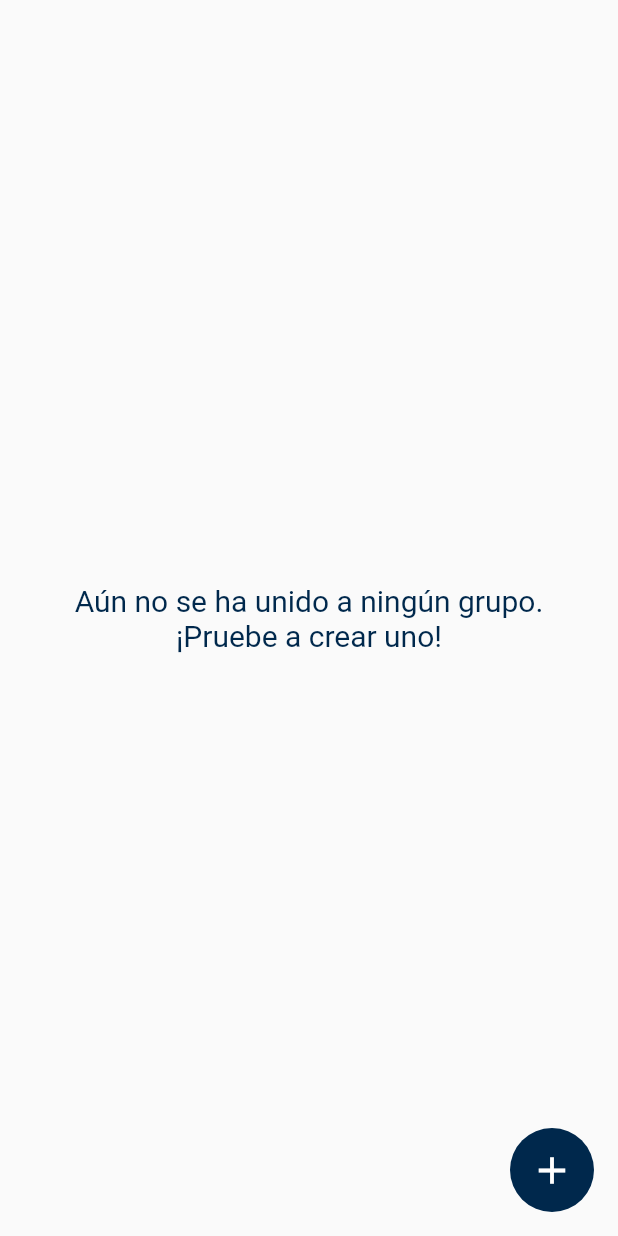
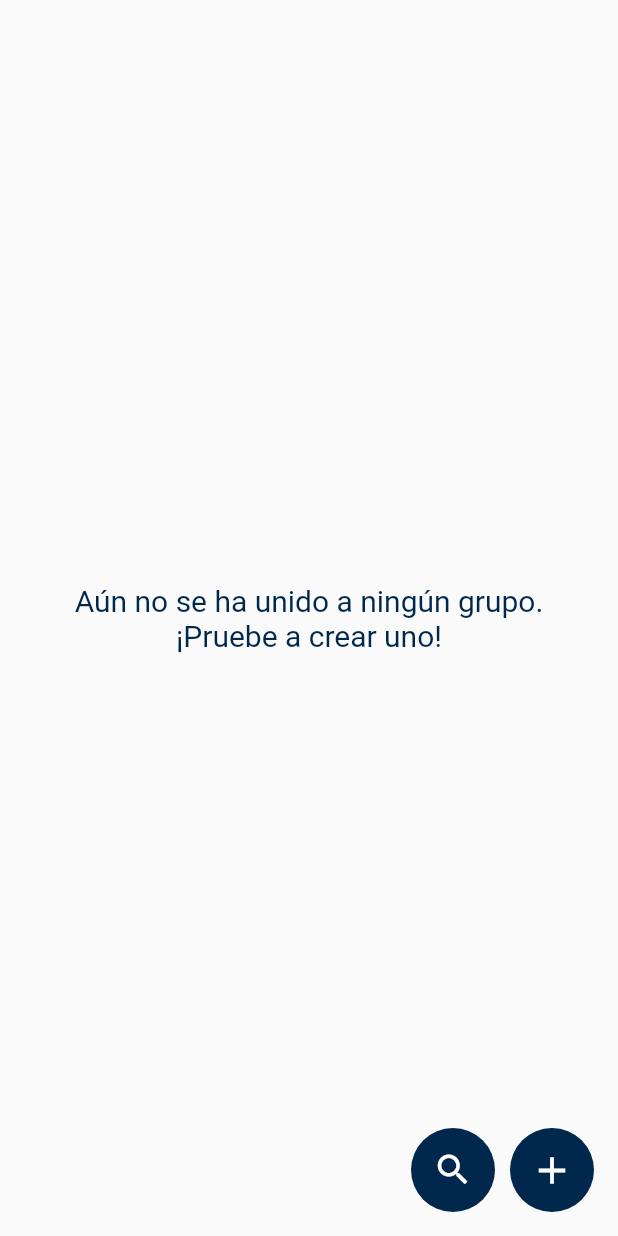
Before and after one commit to pablo1mc315/TFG-GoShopp, a Flutter app: the ListaGrupos screen opened directly, on a phone screen of 412 x 824 dp. Run offline on Flutter 3.47's test engine with Material 2 defaults, Android fonts, the phone set to English and light mode, and no system bars; our stand-ins replace cloud_firestore, email_validator, firebase_auth, firebase_core, firebase_storage, google_sign_in and 2 more; accounts and stored records are empty.

Commit message:
Comenzando con la implementación del sistema de búsqueda de grupos

```diff
--- a/lib/screens/grupos/grupos.dart
+++ b/lib/screens/grupos/grupos.dart
@@ -1,5 +1,6 @@
 import 'package:firebase_auth/firebase_auth.dart';
 import 'package:flutter/material.dart';
+import 'package:goshopp/screens/grupos/buscar_grupos.dart';
 import 'package:goshopp/screens/grupos/cada_grupo.dart';
 import 'package:goshopp/screens/usuarios/auxiliar_login.dart';
 import 'package:goshopp/services/grupos.dart';
@@ -19,7 +20,32 @@ class _ListaGruposState extends State<ListaGrupos> {
   @override
   Widget build(BuildContext context) {
     return Scaffold(
-      floatingActionButton: FloatingActionButton(
+      floatingActionButton: Row(
+        mainAxisAlignment: MainAxisAlignment.end,
+        children: [
+          // Botón para buscar un grupo al que unirse
+          FloatingActionButton(
+            heroTag: "Buscar grupo",
+            onPressed: () {
+              Navigator.push(
+                  context,
+                  MaterialPageRoute(
+                      builder: (BuildContext context) => const BuscarGrupos()));
+            },
+            elevation: 0,
+            backgroundColor: const Color.fromARGB(255, 0, 40, 76),
+            child: const Icon(
+              Icons.search,
+              color: Colors.white,
+              size: 27,
+            ),
+          ),
+
+          const SizedBox(width: 10),
+
+          // Botón para crear un nuevo grupo
+          FloatingActionButton(
+            heroTag: "Crear grupo",
             onPressed: () {
               nuevoGrupo(context);
             },
@@ -30,6 +56,8 @@ class _ListaGruposState extends State<ListaGrupos> {
               color: Colors.white,
               size: 30,
             ),
+          )
+        ],
       ),
       body: Center(
           child: StreamBuilder(
--- a/lib/screens/grupos/info_grupo.dart
+++ b/lib/screens/grupos/info_grupo.dart
@@ -1,4 +1,3 @@
-import 'package:firebase_auth/firebase_auth.dart';
 import 'package:flutter/material.dart';
 import 'package:goshopp/services/grupos.dart';
 
@@ -115,7 +114,6 @@ class _InfoGrupoState extends State<InfoGrupo> {
                 },
               );
             } else {
-              print("hola");
               return const Center(
                   child: Text(
                 "Aún no hay participantes en este grupo.",
--- a/lib/services/grupos.dart
+++ b/lib/services/grupos.dart
@@ -61,3 +61,8 @@ getAdmin(String gid) async {
 getParticipantes(String gid) {
   return db.collection("grupos").doc(gid).snapshots();
 }
+
+// Función que devuelve un lista de grupos por su nombre
+buscarGruposPorNombre(String nombreGrupo) {
+  return db.collection("grupos").where("nombre", isEqualTo: nombreGrupo).get();
+}
```
Also changed, not shown: lib/screens/grupos/buscar_grupos.dart (added, +116 -0 lines). Lines whose indentation alone changed are shown as unchanged.
